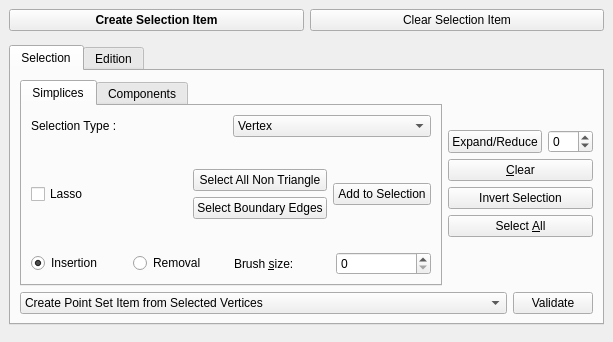
The window that Polyhedron/demo/Polyhedron/Plugins/PMP/Selection_widget.ui (CGAL/cgal) describes before a commit, drawn with Qt 5.
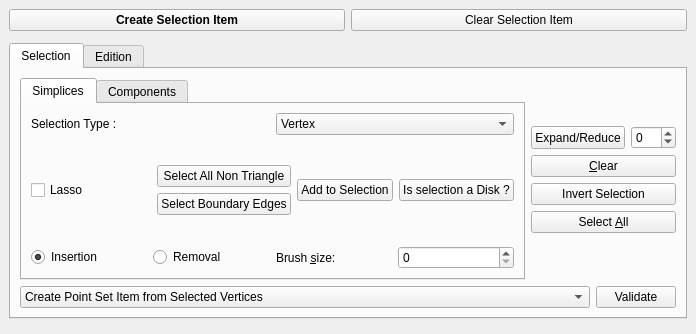
The same window after the commit.

Commit message: Enhance the selection_plugin with the new function

The edit to the form file:
```diff
--- a/Polyhedron/demo/Polyhedron/Plugins/PMP/Selection_widget.ui
+++ b/Polyhedron/demo/Polyhedron/Plugins/PMP/Selection_widget.ui
@@ -6,8 +6,8 @@
    <rect>
     <x>0</x>
     <y>0</y>
-    <width>613</width>
-    <height>342</height>
+    <width>696</width>
+    <height>334</height>
    </rect>
   </property>
   <property name="windowTitle">
@@ -131,7 +131,7 @@
                </spacer>
               </item>
               <item>
-               <layout class="QHBoxLayout" name="horizontalLayout_11" stretch="0,1,0,1">
+               <layout class="QHBoxLayout" name="horizontalLayout_11" stretch="0,1,0,1,0">
                 <item>
                  <widget class="QCheckBox" name="lassoCheckBox">
                   <property name="text">
@@ -183,6 +183,13 @@
                   </property>
                  </widget>
                 </item>
+                <item>
+                 <widget class="QPushButton" name="is_diskButton">
+                  <property name="text">
+                   <string>Is selection a Disk ?</string>
+                  </property>
+                 </widget>
+                </item>
                </layout>
               </item>
               <item>
```
The commit also changes 1 other file.
